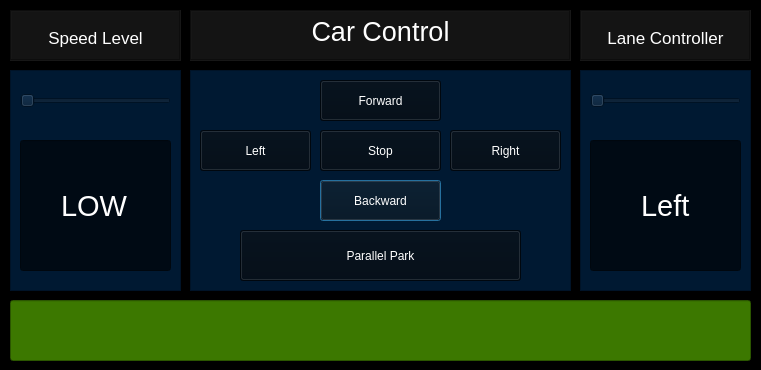
This is gp2020_simulation/gui/gui.ui in ahmedramady/gp2020_simulation as Qt 5 draws it before an edit. The edited form follows.
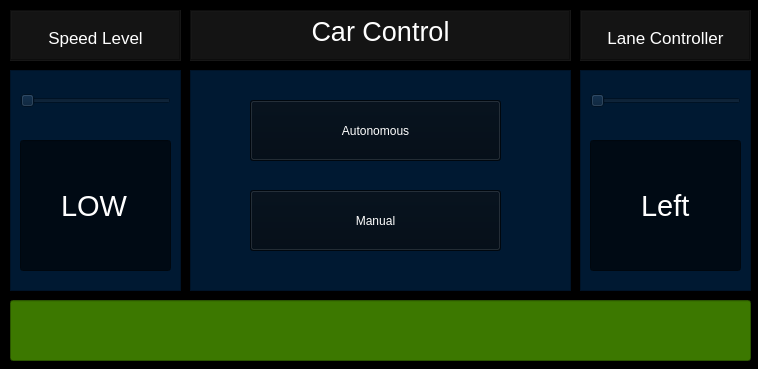
This is the edited form.

Commit message: Added manual/auto choice for controls, adjusted lane detection color masking, and some fixes

What changed in the file:
```diff
--- a/gp2020_simulation/gui/gui.ui
+++ b/gp2020_simulation/gui/gui.ui
@@ -6,8 +6,8 @@
    <rect>
     <x>0</x>
     <y>0</y>
-    <width>761</width>
-    <height>370</height>
+    <width>758</width>
+    <height>369</height>
    </rect>
   </property>
   <property name="windowTitle">
@@ -159,6 +159,9 @@
    </property>
   </widget>
   <widget class="QFrame" name="frame_2">
+   <property name="enabled">
+    <bool>true</bool>
+   </property>
    <property name="geometry">
     <rect>
      <x>190</x>
@@ -258,11 +261,14 @@
     </property>
    </widget>
    <widget class="QPushButton" name="parallelparkbutton">
+    <property name="enabled">
+     <bool>true</bool>
+    </property>
     <property name="geometry">
      <rect>
-      <x>50</x>
+      <x>230</x>
       <y>160</y>
-      <width>281</width>
+      <width>131</width>
       <height>51</height>
      </rect>
     </property>
@@ -273,6 +279,25 @@
      <string>Parallel Park</string>
     </property>
    </widget>
+   <widget class="QPushButton" name="backbutton">
+    <property name="enabled">
+     <bool>true</bool>
+    </property>
+    <property name="geometry">
+     <rect>
+      <x>20</x>
+      <y>160</y>
+      <width>131</width>
+      <height>51</height>
+     </rect>
+    </property>
+    <property name="styleSheet">
+     <string notr="true">background-color: rgb(0, 10, 20);</string>
+    </property>
+    <property name="text">
+     <string>Back</string>
+    </property>
+   </widget>
   </widget>
   <widget class="QLineEdit" name="safetystatus">
    <property name="geometry">
@@ -420,6 +445,64 @@
 &lt;p align=&quot;center&quot; style=&quot; margin-top:0px; margin-bottom:0px; margin-left:0px; margin-right:0px; -qt-block-indent:0; text-indent:0px;&quot;&gt;&lt;span style=&quot; font-size:20pt; vertical-align:sub;&quot;&gt;Lane Controller&lt;/span&gt;&lt;/p&gt;&lt;/body&gt;&lt;/html&gt;</string>
    </property>
   </widget>
+  <widget class="QFrame" name="frame_5">
+   <property name="enabled">
+    <bool>true</bool>
+   </property>
+   <property name="geometry">
+    <rect>
+     <x>190</x>
+     <y>70</y>
+     <width>381</width>
+     <height>221</height>
+    </rect>
+   </property>
+   <property name="tabletTracking">
+    <bool>false</bool>
+   </property>
+   <property name="styleSheet">
+    <string notr="true">color: rgb(255, 255, 255);
+background-color: rgb(0, 25, 50);</string>
+   </property>
+   <property name="frameShape">
+    <enum>QFrame::StyledPanel</enum>
+   </property>
+   <property name="frameShadow">
+    <enum>QFrame::Raised</enum>
+   </property>
+   <widget class="QPushButton" name="manual">
+    <property name="geometry">
+     <rect>
+      <x>60</x>
+      <y>120</y>
+      <width>251</width>
+      <height>61</height>
+     </rect>
+    </property>
+    <property name="styleSheet">
+     <string notr="true">background-color: rgb(0, 10, 20);</string>
+    </property>
+    <property name="text">
+     <string>Manual</string>
+    </property>
+   </widget>
+   <widget class="QPushButton" name="automatic">
+    <property name="geometry">
+     <rect>
+      <x>60</x>
+      <y>30</y>
+      <width>251</width>
+      <height>61</height>
+     </rect>
+    </property>
+    <property name="styleSheet">
+     <string notr="true">background-color: rgb(0, 10, 20);</string>
+    </property>
+    <property name="text">
+     <string>Autonomous</string>
+    </property>
+   </widget>
+  </widget>
  </widget>
  <resources/>
  <connections/>
```
Left out of the diff: 3 changed lines with no effect on the pictures. The commit also changes 69 other files.
